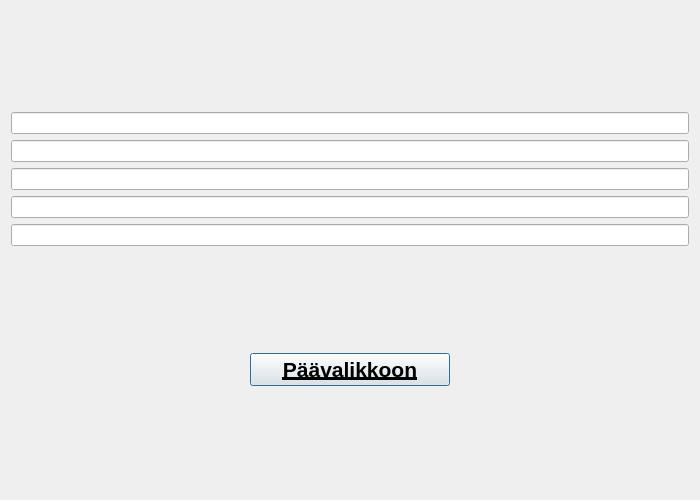
steltii-oamk/banksimul2022-group8, file bankautomat/saldo.ui: the form before one commit.
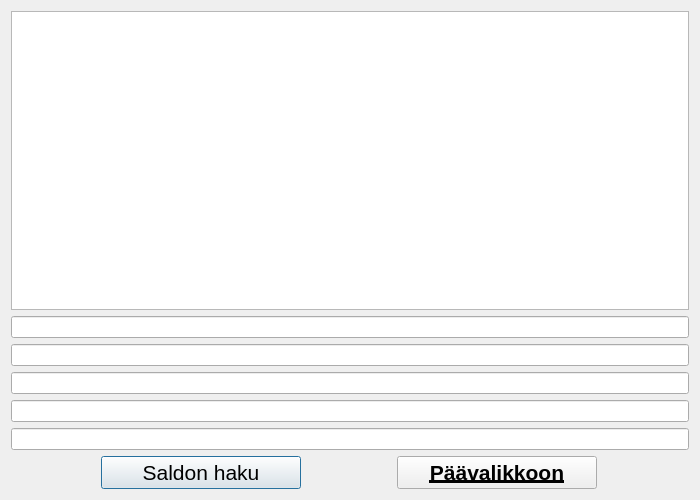
The form after the commit.

Commit message: Saldo toimii

```diff
--- a/bankautomat/saldo.ui
+++ b/bankautomat/saldo.ui
@@ -29,6 +29,13 @@
    <property name="sizeConstraint">
     <enum>QLayout::SetMaximumSize</enum>
    </property>
+   <item>
+    <widget class="QTextEdit" name="textSaldo">
+     <property name="readOnly">
+      <bool>true</bool>
+     </property>
+    </widget>
+   </item>
    <item>
     <layout class="QVBoxLayout" name="verticalLayout">
      <item>
@@ -70,6 +77,24 @@
    </item>
    <item>
     <layout class="QHBoxLayout" name="horizontalLayout">
+     <item>
+      <widget class="QPushButton" name="sSaldo">
+       <property name="maximumSize">
+        <size>
+         <width>200</width>
+         <height>16777215</height>
+        </size>
+       </property>
+       <property name="font">
+        <font>
+         <pointsize>16</pointsize>
+        </font>
+       </property>
+       <property name="text">
+        <string>Saldon haku</string>
+       </property>
+      </widget>
+     </item>
      <item>
       <widget class="QPushButton" name="sClose">
        <property name="maximumSize">
@@ -81,6 +106,7 @@
        <property name="font">
         <font>
          <pointsize>16</pointsize>
+         <weight>75</weight>
          <bold>true</bold>
          <underline>true</underline>
         </font>
```
The commit also changes 24 other files.
